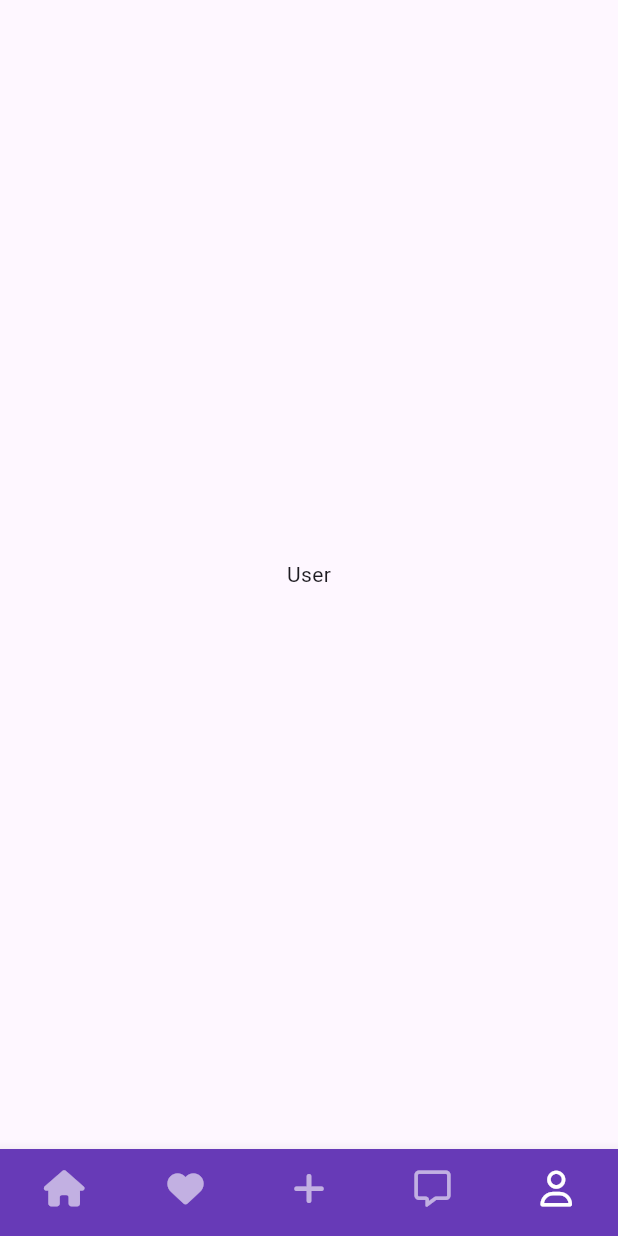
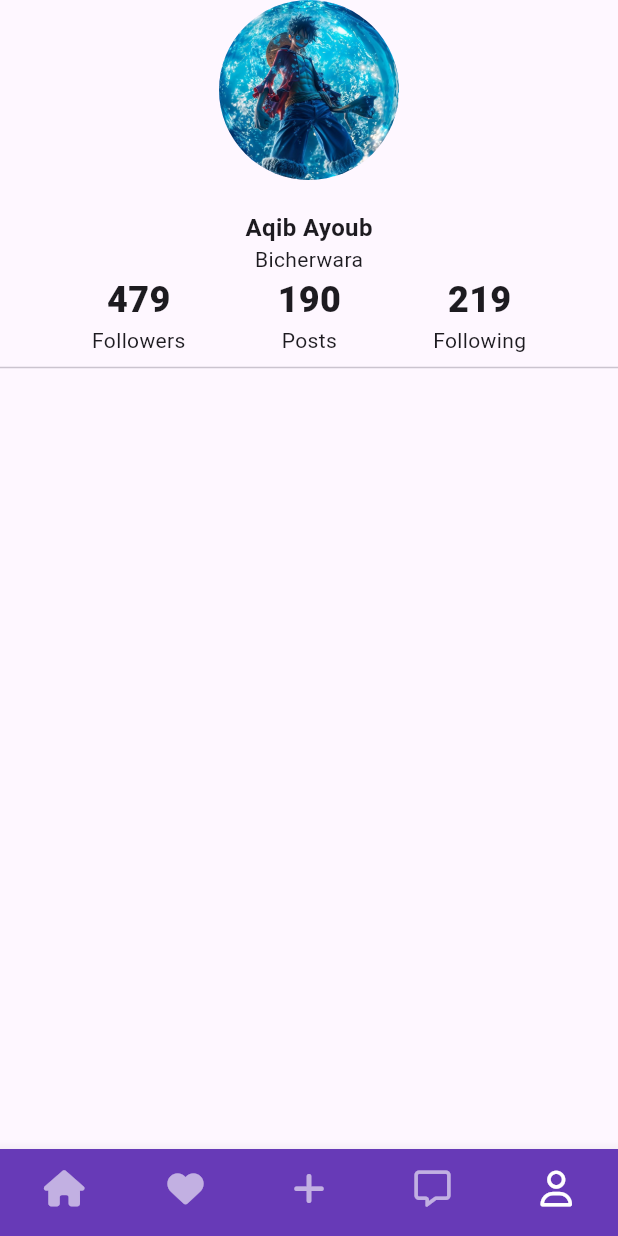
Before and after one commit to Aqib-Ayoub/fullcourse, a Flutter app: the MainPage screen opened by its route, item 5 of the bottom bar chosen, on a phone screen of 412 x 824 dp. Run offline on Flutter 3.47's test engine with Material 3 defaults, Android fonts, the light colour scheme and no system bars; our stand-ins replace font_awesome_flutter.

Commit message:
added profile page

```diff
--- a/lib/views/main_screen.dart
+++ b/lib/views/main_screen.dart
@@ -1,6 +1,7 @@
 import 'package:flutter/material.dart';
 import 'package:font_awesome_flutter/font_awesome_flutter.dart';
 import 'package:fullcourse/views/home_screen.dart';
+import 'package:fullcourse/views/profile_screen.dart';
 
 class MainPage extends StatefulWidget {
   const MainPage({super.key});
@@ -59,6 +60,6 @@ class _MainPageState extends State<MainPage> {
     Center(child: Text('Favorite')),
     Center(child: Text('Add post')),
     Center(child: Text('Message')),
-    Center(child: Text('User')),
+    ProfilePage(),
   ];
 }
--- /dev/null
+++ b/lib/views/profile_screen.dart
@@ -0,0 +1,44 @@
+import 'package:flutter/material.dart';
+import 'package:fullcourse/const/app_text.dart';
+
+class ProfilePage extends StatelessWidget {
+  const ProfilePage({super.key});
+
+  @override
+  Widget build(BuildContext context) {
+    return Scaffold(
+      body: Column(
+        children: [
+          CircleAvatar(
+            radius: 60,
+            backgroundImage: AssetImage('assets/images/test.jpg'),
+          ),
+          SizedBox(height: 20),
+          Text('Aqib Ayoub', style: AppText.subtitle1),
+          Text('Bicherwara', style: AppText.body2),
+          Row(
+            mainAxisAlignment: MainAxisAlignment.spaceEvenly,
+            children: [
+              Column(
+                children: [
+                  Text('479', style: AppText.title),
+                  Text('Followers'),
+                ],
+              ),
+              Column(
+                children: [Text('190', style: AppText.title), Text('Posts')],
+              ),
+              Column(
+                children: [
+                  Text('219', style: AppText.title),
+                  Text('Following'),
+                ],
+              ),
+            ],
+          ),
+          Divider(),
+        ],
+      ),
+    );
+  }
+}
--- a/lib/widgets/post_item.dart
+++ b/lib/widgets/post_item.dart
@@ -2,7 +2,8 @@ import 'package:flutter/material.dart';
 import 'package:fullcourse/const/app_text.dart';
 
 class PostItem extends StatelessWidget {
-  const PostItem({super.key});
+  final String userName;
+  const PostItem({super.key, required this.userName});
 
   @override
   Widget build(BuildContext context) {
@@ -22,7 +23,7 @@ class PostItem extends StatelessWidget {
                 ),
               ),
               SizedBox(width: 16),
-              Text('Aqib Ayoub', style: AppText.subtitle3),
+              Text(userName, style: AppText.subtitle3),
             ],
           ),
           SizedBox(height: 10.0),
```
Also changed, not shown: lib/views/home_screen.dart (+18 -10 lines).
